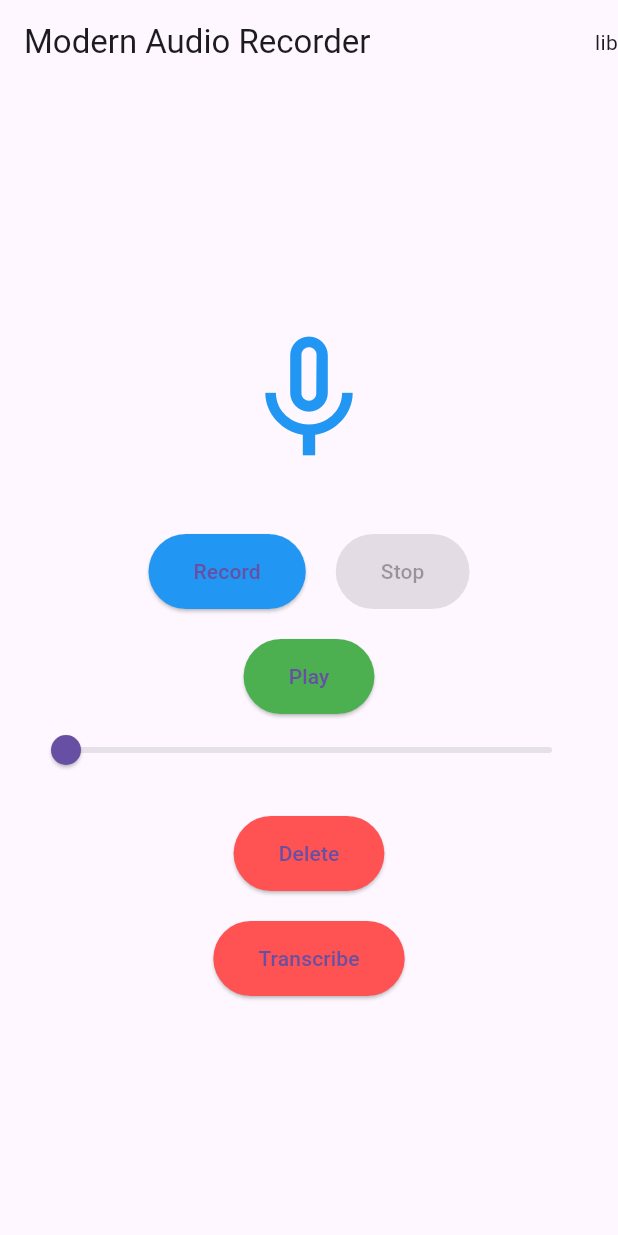
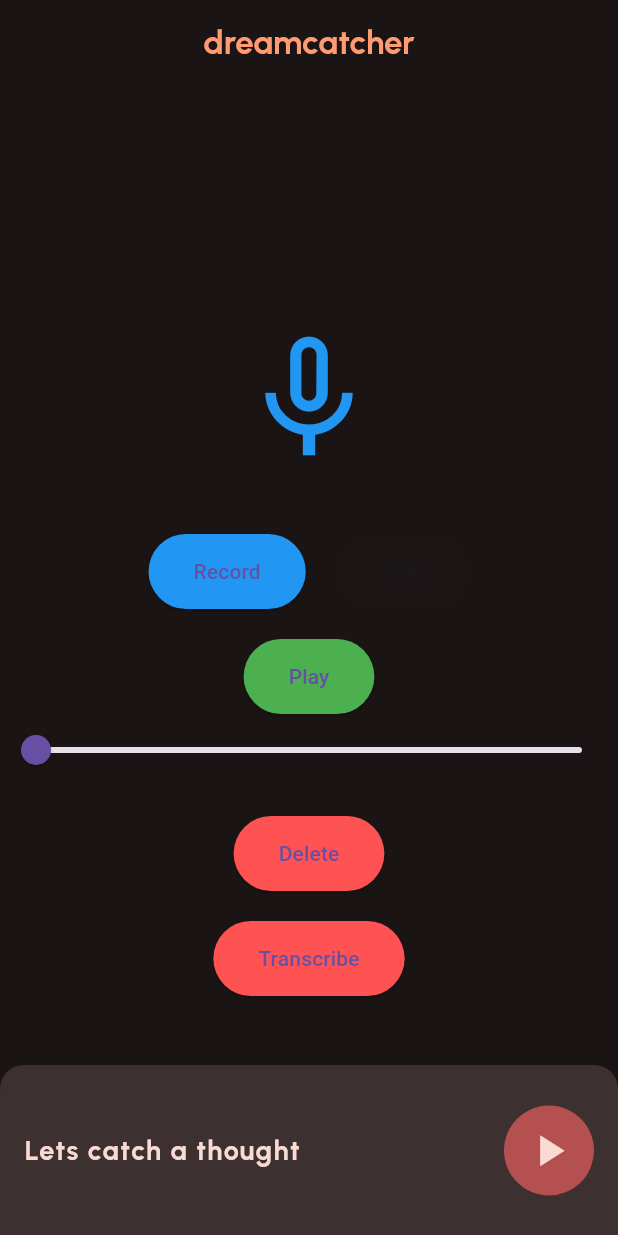
Before and after one commit to Hap-pie/HGHACKATHON-Dreamcatcher, a Flutter app: the screen it shows after launch, on a phone screen of 412 x 824 dp. Run offline on Flutter 3.47's test engine with Material 3 defaults, Android fonts, the phone set to English and light mode, and no system bars; our stand-ins replace google_fonts, just_audio; missing offline and left inert: google_speech, record; project files that could hold a hidden picture were left out.

Commit message:
Started updating UI
Made the small bar at the bottom function and put the transcription at the moment it stops recording.
I can't test the transcription service probably because of some internet connection problem

```diff
--- a/dreamcathcer/lib/design_elements.dart
+++ b/dreamcathcer/lib/design_elements.dart
@@ -49,6 +49,31 @@ class DesignElements{
       letterSpacing: 0
   );
 
-  //#endregion
+  static TextStyle timerStyle = GoogleFonts.urbanist(
+      color: mainPink,
+      fontSize: 18,
+      fontWeight: FontWeight.normal,
+      letterSpacing: 0);
+
+  static TextStyle cardBodyStyle = GoogleFonts.josefinSans(
+      color: Color(0xffD7BCB7),
+      fontSize: 16,
+      height: 1.3,
+      fontWeight: FontWeight.normal,
+      letterSpacing: 0.5);
+
+  static TextStyle cardTitleStyle = GoogleFonts.merriweather(
+      color: mainPink,
+      fontSize: 18,
+      fontWeight: FontWeight.bold,
+      letterSpacing: 1.5);
+
+  static TextStyle dateStyle = GoogleFonts.merriweather(
+      color: Color(0xffA08B87),
+      fontSize: 18,
+      fontWeight: FontWeight.bold,
+      letterSpacing: 1.5);
+
+//#endregion
 
 }
--- a/dreamcathcer/lib/main.dart
+++ b/dreamcathcer/lib/main.dart
@@ -394,8 +394,12 @@ import 'dart:io';
 import 'package:dreamcathcer/recording_manager.dart';
 import 'package:dreamcathcer/transcribe_service.dart';
 import 'package:flutter/material.dart';
+import 'package:google_fonts/google_fonts.dart';
 import 'package:path_provider/path_provider.dart';
 
+import 'design_elements.dart';
+
+enum RecordingState { start, recording, archive }
 
 void main() {
   runApp(MyApp());
@@ -406,15 +410,15 @@ class MyApp extends StatelessWidget {
   Widget build(BuildContext context) {
     return MaterialApp(
       title: 'Audio Recorder and Player',
-      theme: ThemeData(
-        primarySwatch: Colors.blue,
-      ),
-      home: AudioPage(),
+
+      home: AudioPage(title: 'dreamcatcher'),
     );
   }
 }
 
 class AudioPage extends StatefulWidget {
+  const AudioPage({super.key, required this.title});
+  final String title;
   @override
   _AudioPageState createState() => _AudioPageState();
 }
@@ -449,98 +453,50 @@ class _AudioPageState extends State<AudioPage> {
   @override
   void dispose() {
     audioManager.dispose();
-    /*_audioPlayer.dispose();
-    _recorder.dispose();*/
     super.dispose();
   }
 
   Future<void> _transcribeRecording() async {
+    await AudioManager.stopRecording();
     print('in');
     final directory = await getApplicationDocumentsDirectory();
     String filePath = '';
     filePath = '${directory.path}/recordings/test-audio.wav';
     print(filePath);
 
+    setState(() {
+
+    });
+
     await _transcribeService.transcribe(filePath!);
 
     setState(() {
       _isTranscribing = true;
+      ///TODO:
+      ///changing UI while waiting for the transcribing service
+      ///print the transcribed message
+      ///give option to replay audio (I guess)
       _transcribedText = _transcribeService.getTranscribedText();
       print('_transcribedText: $_transcribedText');
     });
 
   }
 
-  /*Future<void> _startRecording() async {
-
-    final bool isPermissionGranted = await _recorder.hasPermission();
-    if (!isPermissionGranted) {
-      return;
-    }
-
-    final directoryApp = await getApplicationDocumentsDirectory();
-    final directory = '${directoryApp.path}/recordings';
-
-    // Generate a unique file name using the current timestamp
-    String fileName = 'recording_${DateTime.now().millisecondsSinceEpoch}.wav';
-    _filePath = '$directory/$fileName';
-
-    // Define the configuration for the recording
-    const config = RecordConfig(
-      // Specify the format, encoder, sample rate, etc., as needed
-      encoder: AudioEncoder.wav, // For example, using AAC codec
-      sampleRate: 44100, // Sample rate
-      bitRate: 128000, // Bit rate
-      numChannels: 1,
-    );
-
-    // Start recording to file with the specified configuration
-    await _recorder.start(config, path: _filePath!);
-    setState(() {
-      _isRecording = true;
-    });
-  }
-
-  Future<void> _stopRecording(String path) async {
-    final path2 = await _recorder.stop();
-    setState(() {
-      _isRecording = false;
-    });
-  }
-
-  Future<void> _playRecording(String path) async {
-    if (_filePath != null) {
-      await _audioPlayer.setFilePath(_filePath!);
-      _totalDuration = _audioPlayer.duration?.inSeconds.toDouble() ?? 0;
-      _audioPlayer.play();
-
-      _audioPlayer.positionStream.listen((position) {
-        setState(() {
-          _currentPosition = position.inSeconds.toDouble();
-        });
-      });
-    }
-  }
-
-  Future<void> _deleteRecording(String path) async{
-
-    await File(path).delete();
-
-  }*/
-
-
-
   @override
   Widget build(BuildContext context) {
     return Scaffold(
+      backgroundColor: const Color(0xff1B1414),
       appBar: AppBar(
-        actions: [Text('lib')],
-        title: const Text('Modern Audio Recorder'),
-        elevation: 0,
+        centerTitle: true,
+        backgroundColor: Colors.transparent,
+        title: Text(widget.title,
+            style: GoogleFonts.urbanist(
+                color: const Color(0xffFF9B71),
+                fontSize: 22,
+                fontWeight: FontWeight.bold)),
       ),
-      body: Padding(
-        padding: const EdgeInsets.all(20.0),
-        child: Column(
+      body: Stack(
+        children: [Column(
           mainAxisAlignment: MainAxisAlignment.center,
           children: [
             Icon(
@@ -622,8 +578,142 @@ class _AudioPageState extends State<AudioPage> {
               ),
               child: const Text('Transcribe'),
             ),
+
+
           ],
         ),
+          Positioned(
+            bottom: 0,
+            child: Container(
+              height: 114,
+              width: MediaQuery.of(context).size.width,
+              decoration: const BoxDecoration(
+                  color: Color(0xff3C3030),
+                  borderRadius: BorderRadius.only(
+                    topLeft: Radius.circular(16.0),
+                    topRight: Radius.circular(16.0),
+                  )),
+                child: AudioManager.currentRecordingState == RecordingState.start
+                    ? Row(
+                  children: [
+                    SizedBox(width: DesignElements.marginDefault ),
+                    Text('Lets catch a thought', style: DesignElements.ctaJosefin),
+                    Spacer(),
+                    CircleAvatar(
+                      radius: 30,
+                      backgroundColor: DesignElements.accentPink,
+                      child: Center(
+                        child: Ink(
+                          decoration: ShapeDecoration(
+                              color: DesignElements.mainPink, shape: CircleBorder()),
+                          child: IconButton(
+                            iconSize: 35,
+                            onPressed: () async => { await AudioManager.startRecording(),
+                              setState(() {})
+                            },
+                            icon: Icon(Icons.play_arrow),
+                            color: DesignElements.mainPink,
+                          ),
+                        ),
+                      ),
+                    ),
+                    SizedBox(width: DesignElements.marginDefault),
+                  ],
+                )
+                    : AudioManager.currentRecordingState == RecordingState.recording
+                    ? Row(
+                  children: [
+                    SizedBox(width: DesignElements.marginDefault),
+                    Text(
+                      "I'm listening...",
+                      style: DesignElements.timerStyle,
+                    ),
+                    Spacer(),
+                    Row(
+                      children: [
+                        Text('00:00', style: DesignElements.timerStyle),
+                        SizedBox(width: DesignElements.marginMedium),
+                        CircleAvatar(
+                          radius: 30,
+                          backgroundColor: DesignElements.mainPink,
+                          child: Center(
+                            child: Ink(
+                              decoration: ShapeDecoration(
+                                  color: DesignElements.mainPink,
+                                  shape: CircleBorder()),
+                              child: IconButton(
+                                iconSize: 20,
+                                onPressed:
+                                  _transcribeRecording,
+
+                                icon: Icon(Icons.square),
+                                color: DesignElements.accentPink,
+                              ),
+                            ),
+                          ),
+                        ),
+                        SizedBox(width: DesignElements.marginDefault),
+                      ],
+                    ),
+                  ],
+                )
+                    : Row(
+                  children: [
+                    SizedBox(width: DesignElements.marginDefault),
+                    ElevatedButton(
+                      style: ElevatedButton.styleFrom(
+                        backgroundColor: Color(0xffAD9692),
+                      ),
+                      onPressed: () async => {
+                            await audioManager.deleteRecording(),
+                        setState(() {
+
+                        })
+                      },
+                      child: Text(
+                        'Discard',
+                        style: GoogleFonts.urbanist(
+                            letterSpacing: 1,
+                            fontWeight: FontWeight.bold,
+                            color: Color(0xff1B1414)),
+                      ),
+                    ),
+                    Spacer(),
+                    Row(
+                      children: [
+                        Text('01:21', style: DesignElements.timerStyle),
+                        SizedBox(width: DesignElements.marginMedium),
+                        Center(
+                          child: ElevatedButton(
+                            style: ElevatedButton.styleFrom(
+                              fixedSize: Size(120, 60),
+                              backgroundColor: DesignElements.accentPink,
+                            ),
+                            onPressed: () => {
+                        AudioManager.currentRecordingState =
+                        RecordingState.start,
+                        setState(() {
+
+                        })
+                        },
+                            child: Text(
+                              'Save',
+                              style: GoogleFonts.urbanist(
+                                  letterSpacing: 1,
+                                  fontSize: 18,
+                                  fontWeight: FontWeight.bold,
+                                  color: DesignElements.mainPink),
+                            ),
+                          ),
+                        ),
+                        SizedBox(width: DesignElements.marginDefault),
+                      ],
+                    ),
+                  ],
+                ),
+            ),
+          )
+        ]
       ),
     );
   }
--- a/dreamcathcer/lib/recording_manager.dart
+++ b/dreamcathcer/lib/recording_manager.dart
@@ -1,9 +1,12 @@
 import 'dart:io';
+import 'package:dreamcathcer/main.dart';
 import 'package:just_audio/just_audio.dart';
 import 'package:record/record.dart';
 import 'package:path_provider/path_provider.dart';
 
 class AudioManager{
+
+
 
   static AudioPlayer audioPlayer = AudioPlayer();
   static AudioRecorder _recorder = AudioRecorder();
@@ -13,11 +16,13 @@ class AudioManager{
 
   static double currentPosition = 0;
   static double totalDuration = 0;
+  static RecordingState currentRecordingState = RecordingState.start;
+
 
 
 
   static Future<void> startRecording() async {
-
+    currentRecordingState = RecordingState.recording;
     final bool isPermissionGranted = await _recorder.hasPermission();
     if (!isPermissionGranted) {
       return;
@@ -45,12 +50,15 @@ class AudioManager{
 
     // Start recording to file with the specified configuration
     await _recorder.start(config, path: _filePath!);
+
     isRecording = true;
   }
 
   static Future<void> stopRecording() async {
+    currentRecordingState = RecordingState.archive;
     final path2 = await _recorder.stop();
     isRecording = false;
+
   }
 
   Future<void> playRecording() async {
@@ -67,7 +75,9 @@ class AudioManager{
 
   Future<void> deleteRecording() async{
 
+    currentRecordingState = RecordingState.start;
     await File(_filePath).delete();
+
 
   }
 
@@ -77,4 +87,6 @@ class AudioManager{
 
   }
 
+
+
 }
```
Also changed, not shown: dreamcathcer/assets/hgdreamcatcher-ce907bf0d6cc.json (added, +13 -0 lines), 2 other files.
